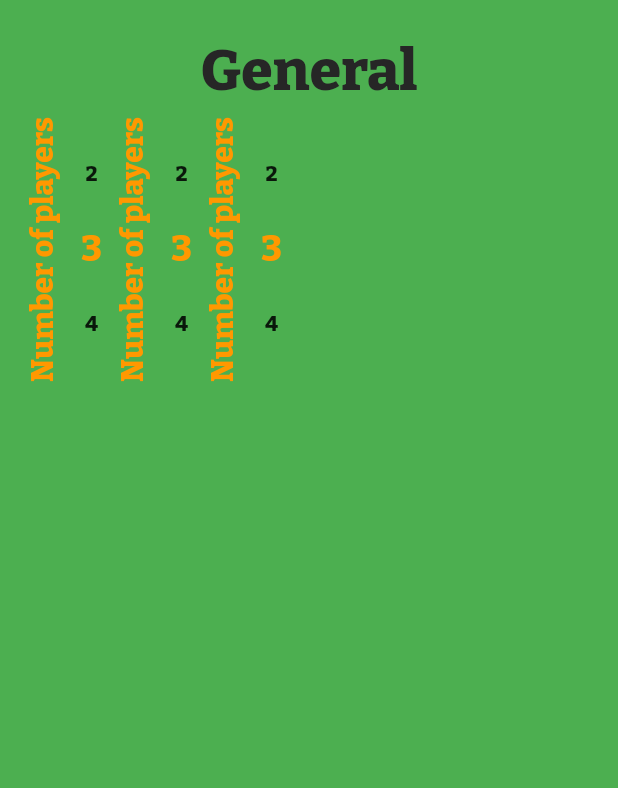
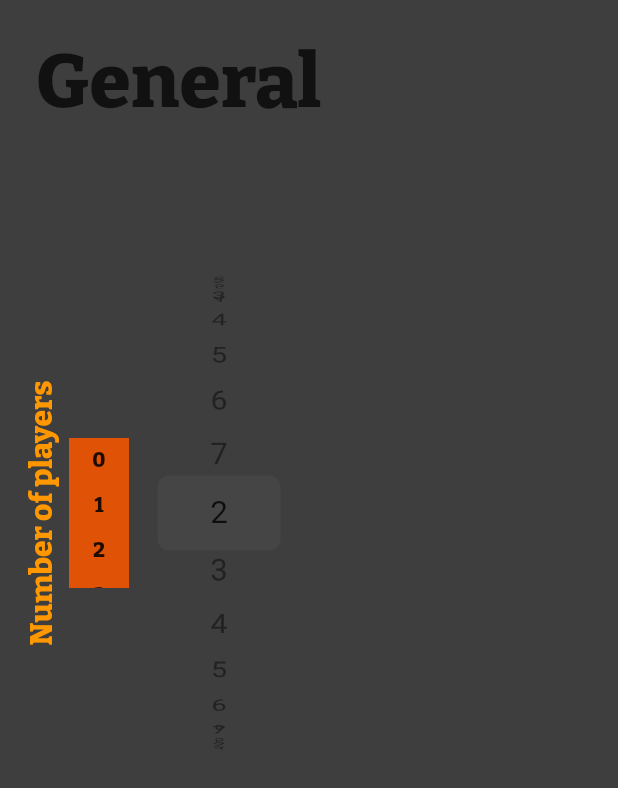
Before and after one commit to JuxerUA/poker_assistant, a Flutter app: the GeneralPage screen opened directly, on a phone screen of 412 x 824 dp. Shown: the top 788 px of the screen. Run offline on Flutter 3.47's test engine with Material 2 defaults, Android fonts, the phone set to English and light mode, and no system bars; drawn by our look-alikes of numberpicker; our stand-ins replace charts_flutter, dotted_border, shared_preferences; missing offline and left inert: cube_transition_plus; accounts and stored records are empty.

Commit message:
added wantKeepAlive, CupertinoPicker and some new colors

```diff
--- a/lib/main.dart
+++ b/lib/main.dart
@@ -1,5 +1,6 @@
 import 'package:flutter/material.dart';
 import 'package:poker_assistant/pages/navigation_page.dart';
+import 'package:poker_assistant/res/res.dart';
 import 'package:poker_assistant/storage.dart';
 
 Future<void> main() async {
@@ -10,7 +11,7 @@ Future<void> main() async {
       title: 'Poker Assistant',
       theme: ThemeData(
         primarySwatch: Colors.orange,
-        backgroundColor: Colors.black,
+        backgroundColor: PokerColors.background,
         fontFamily: 'Bitter',
       ),
       home: const NavigationPage(),
--- a/lib/pages/general_page.dart
+++ b/lib/pages/general_page.dart
@@ -1,7 +1,8 @@
+import 'package:flutter/cupertino.dart';
 import 'package:flutter/material.dart';
-import 'package:numberpicker/numberpicker.dart';
 import 'package:poker_assistant/game_data.dart';
 import 'package:poker_assistant/res/constants.dart';
+import 'package:poker_assistant/res/res.dart';
 import 'package:poker_assistant/widgets/poker_page_scaffold.dart';
 
 class GeneralPage extends StatefulWidget {
@@ -11,14 +12,20 @@ class GeneralPage extends StatefulWidget {
   State<GeneralPage> createState() => _GeneralPageState();
 }
 
-class _GeneralPageState extends State<GeneralPage> {
+class _GeneralPageState extends State<GeneralPage>
+    with AutomaticKeepAliveClientMixin<GeneralPage> {
   final _game = GameData.instance;
 
   @override
+  bool get wantKeepAlive => true;
+
+  @override
   Widget build(BuildContext context) {
+    super.build(context);
+
     return PokerPageScaffold(
       title: 'General',
-      background: Colors.green,
+      background: PokerColors.background,
       body: Column(
         children: [
           Row(
@@ -32,49 +39,40 @@ class _GeneralPageState extends State<GeneralPage> {
                 ),
               ),
               const SizedBox(width: 6),
-              NumberPicker(
-                minValue: kMinPlayersCount,
-                maxValue: kMaxPlayersCount,
-                itemWidth: 30,
-                value: _game.playersCount,
-                onChanged: (count) => _game.playersCount = count,
-                haptics: true,
-              ),
-
-              /// Number of players
-              const RotatedBox(
-                quarterTurns: 3,
-                child: Text(
-                  'Number of players',
-                  style: TextStyle(color: Colors.orange, fontSize: 20),
+              SizedBox(
+                height: 100,
+                width: 40,
+                child: PageView(
+                  scrollDirection: Axis.vertical,
+                  padEnds: false,
+                  controller: PageController(viewportFraction: 0.3),
+                  children: List.generate(
+                    kMaxPlayersCount - kMinPlayersCount,
+                    (index) => Container(
+                      width: 30,
+                      height: 30,
+                      color: PokerColors.orange,
+                      child: Center(child: Text(index.toString())),
+                    ),
+                  ),
                 ),
               ),
-              const SizedBox(width: 6),
-              NumberPicker(
-                minValue: kMinPlayersCount,
-                maxValue: kMaxPlayersCount,
-                itemWidth: 30,
-                value: _game.playersCount,
-                onChanged: (count) => _game.playersCount = count,
-                haptics: true,
-              ),
-
-              /// Number of players
-              const RotatedBox(
-                quarterTurns: 3,
-                child: Text(
-                  'Number of players',
-                  style: TextStyle(color: Colors.orange, fontSize: 20),
+              const SizedBox.square(dimension: 10),
+              SizedBox(
+                width: 100,
+                height: 500,
+                child: CupertinoPicker(
+                  diameterRatio: 1,
+                  itemExtent: 50,
+                  squeeze: 2,
+                  useMagnifier: true,
+                  looping: true,
+                  onSelectedItemChanged: _onItemChanged,
+                  children: List.generate(
+                    kMaxPlayersCount - kMinPlayersCount,
+                        (index) => Center(child: Text((index + kMinPlayersCount).toString())),
+                  ),
                 ),
-              ),
-              const SizedBox(width: 6),
-              NumberPicker(
-                minValue: kMinPlayersCount,
-                maxValue: kMaxPlayersCount,
-                itemWidth: 30,
-                value: _game.playersCount,
-                onChanged: (count) => _game.playersCount = count,
-                haptics: true,
               ),
             ],
           ),
@@ -82,4 +80,7 @@ class _GeneralPageState extends State<GeneralPage> {
       ),
     );
   }
+
+  void _onItemChanged(int value) {
+  }
 }
--- a/lib/res/poker_colors.dart
+++ b/lib/res/poker_colors.dart
@@ -1,9 +1,11 @@
 import 'package:flutter/material.dart';
 
 class PokerColors {
-  static const white = Color(0xFFFFFFFF);
+  static const white = Color(0xFFDCDCDC);
   static const black = Color(0xFF111111);
   static const dark = Color(0xFF262626);
+  static const background = Color(0xFF3F3E3E);
+  static const yellow = Color(0xFFE58605);
   static const orange = Color(0xFFE05306);
   static const darkOrange = Color(0xFFC93412);
   static const red = Color(0xFFA72A2A);
--- a/lib/res/poker_styles.dart
+++ b/lib/res/poker_styles.dart
@@ -2,17 +2,17 @@ import 'package:flutter/material.dart';
 import 'package:poker_assistant/res/res.dart';
 
 class PokerStyles {
-  static const headerDark = TextStyle(
+  static const headerBlack = TextStyle(
     fontFamily: 'Bitter',
-    color: PokerColors.dark,
-    fontSize: 38,
+    color: PokerColors.black,
+    fontSize: 50,
     fontWeight: FontWeight.w600,
     fontStyle: FontStyle.normal,
   );
 
-  static const headerOrange = TextStyle(
+  static const headerYellow = TextStyle(
     fontFamily: 'Bitter',
-    color: PokerColors.orange,
+    color: PokerColors.yellow,
     fontSize: 38,
     fontWeight: FontWeight.w600,
     fontStyle: FontStyle.normal,
--- a/lib/widgets/poker_page_scaffold.dart
+++ b/lib/widgets/poker_page_scaffold.dart
@@ -16,6 +16,7 @@ class PokerPageScaffold extends StatelessWidget {
   @override
   Widget build(BuildContext context) {
     return Scaffold(
+      backgroundColor: PokerColors.background,
       body: Container(
         padding: const EdgeInsets.all(16),
         color: background,
@@ -24,11 +25,7 @@ class PokerPageScaffold extends StatelessWidget {
           children: [
             Padding(
               padding: const EdgeInsets.all(8),
-              child: Text(
-                title,
-                style: PokerStyles.headerDark,
-                textAlign: TextAlign.center,
-              ),
+              child: Text(title, style: PokerStyles.headerBlack),
             ),
             Expanded(child: body),
           ],
--- a/pubspec.yaml
+++ b/pubspec.yaml
@@ -19,7 +19,6 @@ dependencies:
   charts_flutter: 0.12.0
   cupertino_icons: ^1.0.5
   dotted_border: ^2.0.0+2
-  numberpicker: ^2.1.1
   shared_preferences: ^2.0.15
   carousel_slider: ^4.1.1
   cube_transition_plus: ^2.0.1
@@ -28,7 +27,7 @@ dev_dependencies:
   flutter_test:
     sdk: flutter
 
-  dart_code_metrics: 4.14.0
+  dart_code_metrics: 4.17.0
 
 flutter:
   fonts:
```
Also changed, not shown: lib/pages/blind_page.dart (+9 -2 lines), lib/pages/game_page.dart (+9 -3 lines), lib/pages/navigation_page.dart (+8 -1 lines), lib/pages/statistics_page.dart (+9 -2 lines), pubspec.lock.
